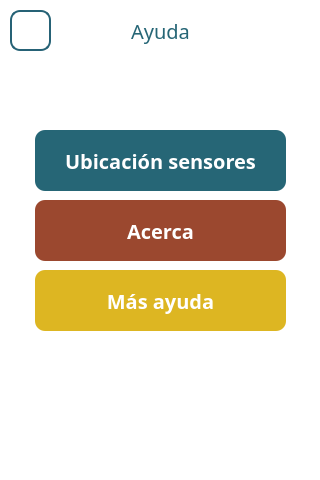
The window that src/views/HelpView/HelpViewPortrait.ui (Giocerz/water_quality_rpi_unal) describes before a commit, drawn with Qt 5.
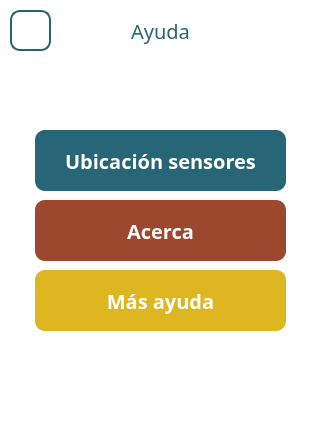
The same window after the commit.

The edit to the form file:
```diff
--- a/src/views/HelpView/HelpViewPortrait.ui
+++ b/src/views/HelpView/HelpViewPortrait.ui
@@ -7,7 +7,7 @@
     <x>0</x>
     <y>0</y>
     <width>320</width>
-    <height>480</height>
+    <height>432</height>
    </rect>
   </property>
   <property name="windowTitle">
```
